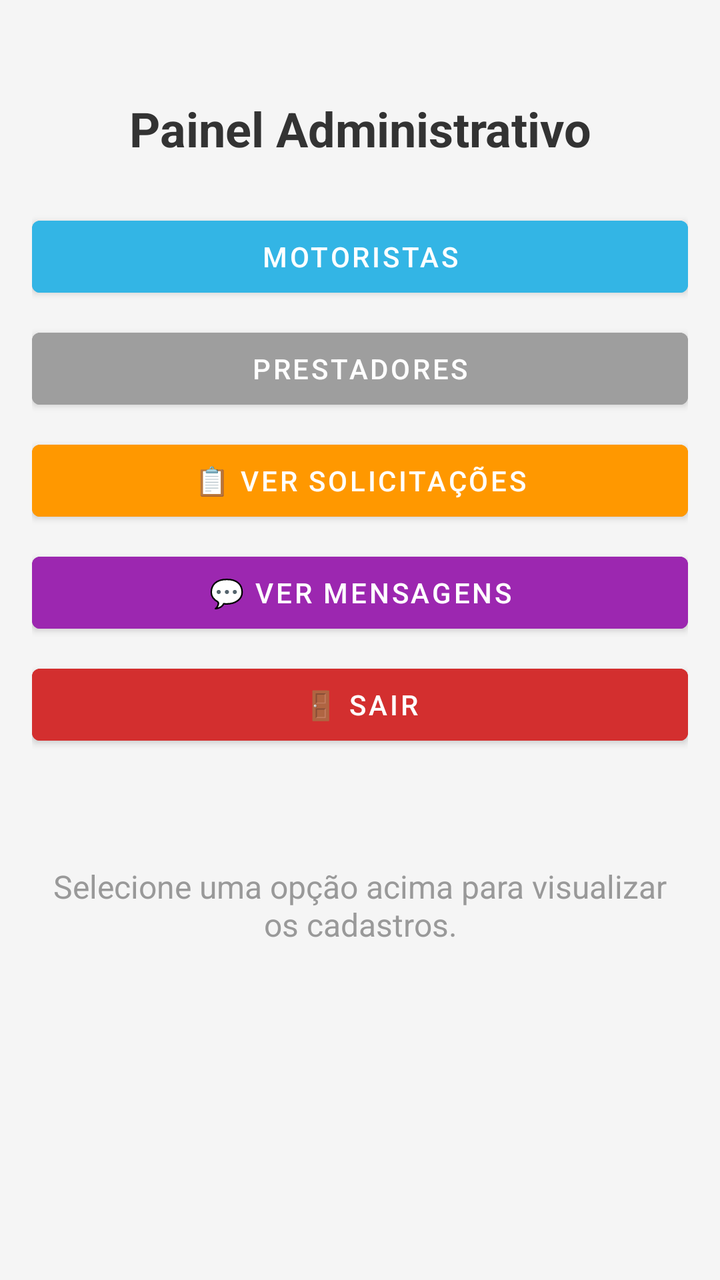
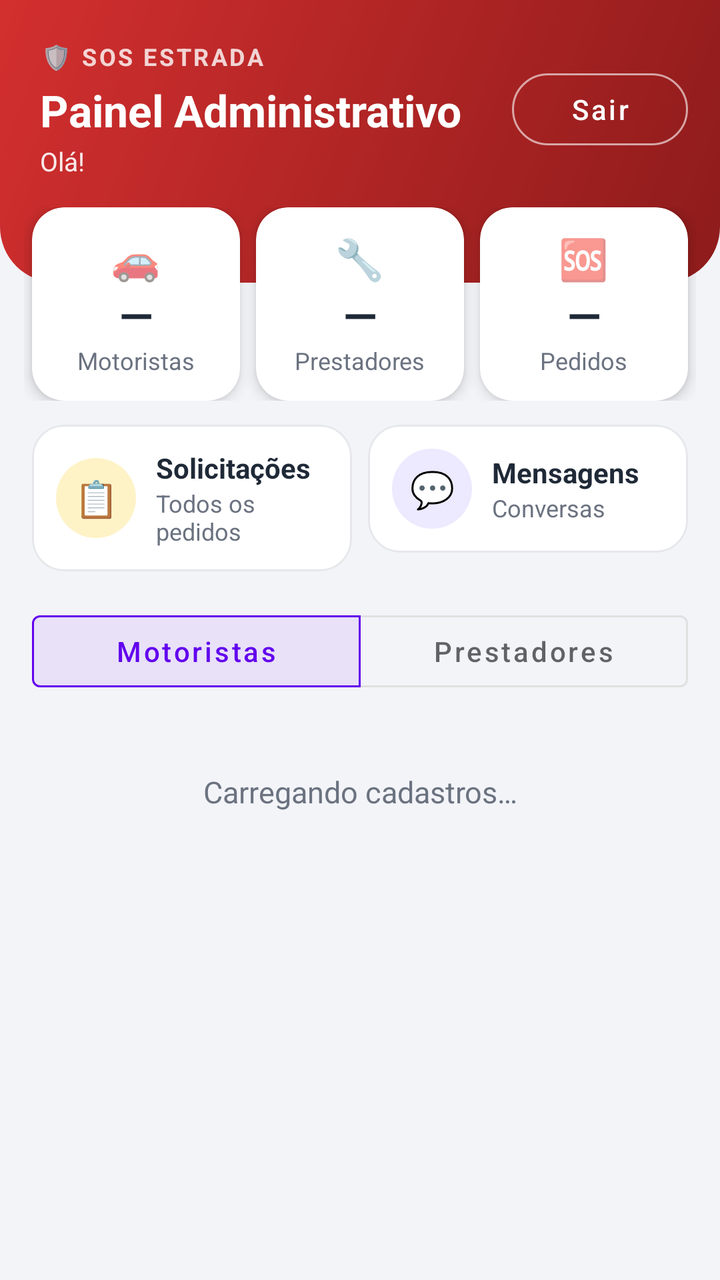

The first picture is an Android layout as it rendered before a commit; the second is the same layout after the commit. The layout source and the unified diff follow.
<!-- AndroidManifest.xml: application theme Theme.MaterialComponents.Light.NoActionBar -->
<!-- res/layout/activity_admin.xml -->
<?xml version="1.0" encoding="utf-8"?>
<LinearLayout xmlns:android="http://schemas.android.com/apk/res/android"
    xmlns:app="http://schemas.android.com/apk/res-auto"
    android:layout_width="match_parent"
    android:layout_height="match_parent"
    android:orientation="vertical"
    android:background="#F5F5F5"
    android:padding="16dp">

    <TextView
        android:layout_width="match_parent"
        android:layout_height="wrap_content"
        android:text="Painel Administrativo"
        android:textSize="24sp"
        android:textStyle="bold"
        android:textColor="#333333"
        android:gravity="center"
        android:layout_marginTop="32dp"
        android:layout_marginBottom="24dp" />

    <LinearLayout
        android:layout_width="match_parent"
        android:layout_height="wrap_content"
        android:orientation="vertical"
        android:layout_marginBottom="16dp">

        <Button
            android:id="@+id/btnMotoristas"
            android:layout_width="match_parent"
            android:layout_height="wrap_content"
            android:text="Motoristas"
            android:textColor="@android:color/white"
            android:backgroundTint="@android:color/holo_blue_light"
            android:layout_marginBottom="8dp" />

        <Button
            android:id="@+id/btnPrestadores"
            android:layout_width="match_parent"
            android:layout_height="wrap_content"
            android:text="Prestadores"
            android:textColor="@android:color/white"
            android:backgroundTint="#9E9E9E"
            android:layout_marginBottom="8dp" />

        <Button
            android:id="@+id/btnVerSolicitacoes"
            android:layout_width="match_parent"
            android:layout_height="wrap_content"
            android:text="📋 Ver Solicitações"
            android:textColor="@android:color/white"
            android:backgroundTint="#FF9800"
            android:layout_marginBottom="8dp" />

        <Button
            android:id="@+id/btnVerMensagensAdmin"
            android:layout_width="match_parent"
            android:layout_height="wrap_content"
            android:text="💬 Ver Mensagens"
            android:textColor="@android:color/white"
            android:backgroundTint="#9C27B0"
            android:layout_marginBottom="8dp" />

        <Button
            android:id="@+id/btnSairAdmin"
            android:layout_width="match_parent"
            android:layout_height="wrap_content"
            android:text="🚪 Sair"
            android:textColor="@android:color/white"
            android:backgroundTint="#D32F2F"
            android:layout_marginBottom="8dp" />
    </LinearLayout>

    
    <TextView
        android:id="@+id/tvMensagemInicial"
        android:layout_width="match_parent"
        android:layout_height="wrap_content"
        android:text="Selecione uma opção acima para visualizar os cadastros."
        android:textSize="16sp"
        android:textColor="#999"
        android:gravity="center"
        android:layout_marginTop="32dp"
        android:visibility="visible" />

    <ProgressBar
        android:id="@+id/progressBar"
        android:layout_width="wrap_content"
        android:layout_height="wrap_content"
        android:layout_gravity="center"
        android:visibility="gone" />

    <TextView
        android:id="@+id/tvEmptyMotoristas"
        android:layout_width="match_parent"
        android:layout_height="wrap_content"
        android:text="Nenhum motorista cadastrado ainda."
        android:textSize="16sp"
        android:textColor="#666"
        android:gravity="center"
        android:visibility="gone"
        android:layout_marginTop="32dp" />

    <TextView
        android:id="@+id/tvEmptyPrestadores"
        android:layout_width="match_parent"
        android:layout_height="wrap_content"
        android:text="Nenhum prestador cadastrado ainda."
        android:textSize="16sp"
        android:textColor="#666"
        android:gravity="center"
        android:visibility="gone"
        android:layout_marginTop="32dp" />

    <androidx.recyclerview.widget.RecyclerView
        android:id="@+id/rvMotoristas"
        android:layout_width="match_parent"
        android:layout_height="match_parent"
        android:visibility="gone" />

    <androidx.recyclerview.widget.RecyclerView
        android:id="@+id/rvPrestadores"
        android:layout_width="match_parent"
        android:layout_height="match_parent"
        android:visibility="gone" />

</LinearLayout>
<!-- resources referenced by this layout -->
<resources>

</resources>

<!-- the commit's change to res/layout/activity_admin.xml (unified diff, before → after) -->
@@ -3,124 +3,412 @@
     xmlns:app="http://schemas.android.com/apk/res-auto"
     android:layout_width="match_parent"
     android:layout_height="match_parent"
-    android:orientation="vertical"
-    android:background="#F5F5F5"
-    android:padding="16dp">
-
-    <TextView
-        android:layout_width="match_parent"
-        android:layout_height="wrap_content"
-        android:text="Painel Administrativo"
-        android:textSize="24sp"
-        android:textStyle="bold"
-        android:textColor="#333333"
-        android:gravity="center"
-        android:layout_marginTop="32dp"
-        android:layout_marginBottom="24dp" />
-
+    android:background="@color/admin_fundo"
+    android:fitsSystemWindows="true"
+    android:orientation="vertical">
+
+    
     <LinearLayout
         android:layout_width="match_parent"
         android:layout_height="wrap_content"
-        android:orientation="vertical"
-        android:layout_marginBottom="16dp">
-
-        <Button
-            android:id="@+id/btnMotoristas"
-            android:layout_width="match_parent"
-            android:layout_height="wrap_content"
-            android:text="Motoristas"
+        android:background="@drawable/bg_admin_header"
+        android:gravity="center_vertical"
+        android:orientation="horizontal"
+        android:paddingStart="20dp"
+        android:paddingTop="20dp"
+        android:paddingEnd="16dp"
+        android:paddingBottom="52dp">
+
+        <LinearLayout
+            android:layout_width="0dp"
+            android:layout_height="wrap_content"
+            android:layout_weight="1"
+            android:orientation="vertical">
+
+            <TextView
+                android:layout_width="wrap_content"
+                android:layout_height="wrap_content"
+                android:text="🛡️ SOS ESTRADA"
+                android:textColor="#CCFFFFFF"
+                android:textSize="12sp"
+                android:textStyle="bold"
+                android:letterSpacing="0.1" />
+
+            <TextView
+                android:layout_width="wrap_content"
+                android:layout_height="wrap_content"
+                android:layout_marginTop="4dp"
+                android:text="Painel Administrativo"
+                android:textColor="@android:color/white"
+                android:textSize="22sp"
+                android:textStyle="bold" />
+
+            <TextView
+                android:id="@+id/tvSaudacaoAdmin"
+                android:layout_width="wrap_content"
+                android:layout_height="wrap_content"
+                android:layout_marginTop="2dp"
+                android:ellipsize="end"
+                android:maxLines="1"
+                android:text="Olá!"
+                android:textColor="#E6FFFFFF"
+                android:textSize="13sp" />
+        </LinearLayout>
+
+        <com.google.android.material.button.MaterialButton
+            android:id="@+id/btnSairAdmin"
+            style="@style/Widget.MaterialComponents.Button.OutlinedButton"
+            android:layout_width="wrap_content"
+            android:layout_height="wrap_content"
+            android:text="Sair"
+            android:textAllCaps="false"
             android:textColor="@android:color/white"
-            android:backgroundTint="@android:color/holo_blue_light"
-            android:layout_marginBottom="8dp" />
-
-        <Button
-            android:id="@+id/btnPrestadores"
-            android:layout_width="match_parent"
-            android:layout_height="wrap_content"
-            android:text="Prestadores"
-            android:textColor="@android:color/white"
-            android:backgroundTint="#9E9E9E"
-            android:layout_marginBottom="8dp" />
-
-        <Button
-            android:id="@+id/btnVerSolicitacoes"
-            android:layout_width="match_parent"
-            android:layout_height="wrap_content"
-            android:text="📋 Ver Solicitações"
-            android:textColor="@android:color/white"
-            android:backgroundTint="#FF9800"
-            android:layout_marginBottom="8dp" />
-
-        <Button
-            android:id="@+id/btnVerMensagensAdmin"
-            android:layout_width="match_parent"
-            android:layout_height="wrap_content"
-            android:text="💬 Ver Mensagens"
-            android:textColor="@android:color/white"
-            android:backgroundTint="#9C27B0"
-            android:layout_marginBottom="8dp" />
-
-        <Button
-            android:id="@+id/btnSairAdmin"
-            android:layout_width="match_parent"
-            android:layout_height="wrap_content"
-            android:text="🚪 Sair"
-            android:textColor="@android:color/white"
-            android:backgroundTint="#D32F2F"
-            android:layout_marginBottom="8dp" />
+            app:cornerRadius="20dp"
+            app:strokeColor="#99FFFFFF" />
     </LinearLayout>
 
     
-    <TextView
-        android:id="@+id/tvMensagemInicial"
+    <LinearLayout
         android:layout_width="match_parent"
         android:layout_height="wrap_content"
-        android:text="Selecione uma opção acima para visualizar os cadastros."
-        android:textSize="16sp"
-        android:textColor="#999"
-        android:gravity="center"
-        android:layout_marginTop="32dp"
-        android:visibility="visible" />
-
-    <ProgressBar
-        android:id="@+id/progressBar"
-        android:layout_width="wrap_content"
-        android:layout_height="wrap_content"
-        android:layout_gravity="center"
-        android:visibility="gone" />
-
-    <TextView
-        android:id="@+id/tvEmptyMotoristas"
+        android:layout_marginTop="-38dp"
+        android:orientation="horizontal"
+        android:paddingStart="12dp"
+        android:paddingEnd="12dp">
+
+        <com.google.android.material.card.MaterialCardView
+            android:id="@+id/cardTotalMotoristas"
+            style="@style/AdminCard"
+            android:layout_width="0dp"
+            android:layout_weight="1"
+            android:layout_marginStart="4dp"
+            android:layout_marginEnd="4dp"
+            android:clickable="true"
+            android:focusable="true"
+            app:cardElevation="4dp"
+            app:strokeWidth="0dp">
+
+            <LinearLayout
+                android:layout_width="match_parent"
+                android:layout_height="wrap_content"
+                android:gravity="center"
+                android:orientation="vertical"
+                android:padding="12dp">
+
+                <TextView
+                    android:layout_width="wrap_content"
+                    android:layout_height="wrap_content"
+                    android:text="🚗"
+                    android:textSize="20sp" />
+
+                <TextView
+                    android:id="@+id/tvTotalMotoristas"
+                    android:layout_width="wrap_content"
+                    android:layout_height="wrap_content"
+                    android:text="—"
+                    android:textColor="@color/admin_texto"
+                    android:textSize="22sp"
+                    android:textStyle="bold" />
+
+                <TextView
+                    android:layout_width="wrap_content"
+                    android:layout_height="wrap_content"
+                    android:text="Motoristas"
+                    android:textColor="@color/admin_texto_secundario"
+                    android:textSize="12sp" />
+            </LinearLayout>
+        </com.google.android.material.card.MaterialCardView>
+
+        <com.google.android.material.card.MaterialCardView
+            android:id="@+id/cardTotalPrestadores"
+            style="@style/AdminCard"
+            android:layout_width="0dp"
+            android:layout_weight="1"
+            android:layout_marginStart="4dp"
+            android:layout_marginEnd="4dp"
+            android:clickable="true"
+            android:focusable="true"
+            app:cardElevation="4dp"
+            app:strokeWidth="0dp">
+
+            <LinearLayout
+                android:layout_width="match_parent"
+                android:layout_height="wrap_content"
+                android:gravity="center"
+                android:orientation="vertical"
+                android:padding="12dp">
+
+                <TextView
+                    android:layout_width="wrap_content"
+                    android:layout_height="wrap_content"
+                    android:text="🔧"
+                    android:textSize="20sp" />
+
+                <TextView
+                    android:id="@+id/tvTotalPrestadores"
+                    android:layout_width="wrap_content"
+                    android:layout_height="wrap_content"
+                    android:text="—"
+                    android:textColor="@color/admin_texto"
+                    android:textSize="22sp"
+                    android:textStyle="bold" />
+
+                <TextView
+                    android:layout_width="wrap_content"
+                    android:layout_height="wrap_content"
+                    android:text="Prestadores"
+                    android:textColor="@color/admin_texto_secundario"
+                    android:textSize="12sp" />
+            </LinearLayout>
+        </com.google.android.material.card.MaterialCardView>
+
+        <com.google.android.material.card.MaterialCardView
+            android:id="@+id/cardTotalSolicitacoes"
+            style="@style/AdminCard"
+            android:layout_width="0dp"
+            android:layout_weight="1"
+            android:layout_marginStart="4dp"
+            android:layout_marginEnd="4dp"
+            android:clickable="true"
+            android:focusable="true"
+            app:cardElevation="4dp"
+            app:strokeWidth="0dp">
+
+            <LinearLayout
+                android:layout_width="match_parent"
+                android:layout_height="wrap_content"
+                android:gravity="center"
+                android:orientation="vertical"
+                android:padding="12dp">
+
+                <TextView
+                    android:layout_width="wrap_content"
+                    android:layout_height="wrap_content"
+                    android:text="🆘"
+                    android:textSize="20sp" />
+
+                <TextView
+                    android:id="@+id/tvTotalSolicitacoes"
+                    android:layout_width="wrap_content"
+                    android:layout_height="wrap_content"
+                    android:text="—"
+                    android:textColor="@color/admin_texto"
+                    android:textSize="22sp"
+                    android:textStyle="bold" />
+
+                <TextView
+                    android:layout_width="wrap_content"
+                    android:layout_height="wrap_content"
+                    android:text="Pedidos"
+                    android:textColor="@color/admin_texto_secundario"
+                    android:textSize="12sp" />
+            </LinearLayout>
+        </com.google.android.material.card.MaterialCardView>
+    </LinearLayout>
+
+    
+    <LinearLayout
         android:layout_width="match_parent"
         android:layout_height="wrap_content"
-        android:text="Nenhum motorista cadastrado ainda."
-        android:textSize="16sp"
-        android:textColor="#666"
-        android:gravity="center"
-        android:visibility="gone"
-        android:layout_marginTop="32dp" />
-
-    <TextView
-        android:id="@+id/tvEmptyPrestadores"
+        android:layout_marginTop="12dp"
+        android:orientation="horizontal"
+        android:paddingStart="12dp"
+        android:paddingEnd="12dp">
+
+        <com.google.android.material.card.MaterialCardView
+            android:id="@+id/btnVerSolicitacoes"
+            style="@style/AdminCard"
+            android:layout_width="0dp"
+            android:layout_weight="1"
+            android:layout_marginStart="4dp"
+            android:layout_marginEnd="4dp"
+            android:clickable="true"
+            android:focusable="true">
+
+            <LinearLayout
+                android:layout_width="match_parent"
+                android:layout_height="wrap_content"
+                android:gravity="center_vertical"
+                android:orientation="horizontal"
+                android:padding="12dp">
+
+                <TextView
+                    style="@style/AdminAvatar"
+                    android:layout_width="40dp"
+                    android:layout_height="40dp"
+                    android:backgroundTint="@color/admin_laranja_claro"
+                    android:text="📋"
+                    android:textSize="18sp" />
+
+                <LinearLayout
+                    android:layout_width="0dp"
+                    android:layout_height="wrap_content"
+                    android:layout_marginStart="10dp"
+                    android:layout_weight="1"
+                    android:orientation="vertical">
+
+                    <TextView
+                        style="@style/AdminTitulo"
+                        android:text="Solicitações"
+                        android:textSize="14sp" />
+
+                    <TextView
+                        android:layout_width="wrap_content"
+                        android:layout_height="wrap_content"
+                        android:text="Todos os pedidos"
+                        android:textColor="@color/admin_texto_secundario"
+                        android:textSize="12sp" />
+                </LinearLayout>
+            </LinearLayout>
+        </com.google.android.material.card.MaterialCardView>
+
+        <com.google.android.material.card.MaterialCardView
+            android:id="@+id/btnVerMensagensAdmin"
+            style="@style/AdminCard"
+            android:layout_width="0dp"
+            android:layout_weight="1"
+            android:layout_marginStart="4dp"
+            android:layout_marginEnd="4dp"
+            android:clickable="true"
+            android:focusable="true">
+
+            <LinearLayout
+                android:layout_width="match_parent"
+                android:layout_height="wrap_content"
+                android:gravity="center_vertical"
+                android:orientation="horizontal"
+                android:padding="12dp">
+
+                <TextView
+                    style="@style/AdminAvatar"
+                    android:layout_width="40dp"
+                    android:layout_height="40dp"
+                    android:backgroundTint="@color/admin_roxo_claro"
+                    android:text="💬"
+                    android:textSize="18sp" />
+
+                <LinearLayout
+                    android:layout_width="0dp"
+                    android:layout_height="wrap_content"
+                    android:layout_marginStart="10dp"
+                    android:layout_weight="1"
+                    android:orientation="vertical">
+
+                    <TextView
+                        style="@style/AdminTitulo"
+                        android:text="Mensagens"
+                        android:textSize="14sp" />
+
+                    <TextView
+                        android:layout_width="wrap_content"
+                        android:layout_height="wrap_content"
+                        android:text="Conversas"
+                        android:textColor="@color/admin_texto_secundario"
+                        android:textSize="12sp" />
+                </LinearLayout>
+            </LinearLayout>
+        </com.google.android.material.card.MaterialCardView>
+    </LinearLayout>
+
+    
+    <com.google.android.material.button.MaterialButtonToggleGroup
+        android:id="@+id/toggleListas"
         android:layout_width="match_parent"
         android:layout_height="wrap_content"
-        android:text="Nenhum prestador cadastrado ainda."
-        android:textSize="16sp"
-        android:textColor="#666"
-        android:gravity="center"
-        android:visibility="gone"
-        android:layout_marginTop="32dp" />
-
-    <androidx.recyclerview.widget.RecyclerView
-        android:id="@+id/rvMotoristas"
+        android:layout_marginStart="16dp"
+        android:layout_marginTop="16dp"
+        android:layout_marginEnd="16dp"
+        android:layout_marginBottom="4dp"
+        app:checkedButton="@id/btnMotoristas"
+        app:selectionRequired="true"
+        app:singleSelection="true">
+
+        <com.google.android.material.button.MaterialButton
+            android:id="@+id/btnMotoristas"
+            style="@style/Widget.MaterialComponents.Button.OutlinedButton"
+            android:layout_width="0dp"
+            android:layout_height="wrap_content"
+            android:layout_weight="1"
+            android:text="Motoristas"
+            android:textAllCaps="false" />
+
+        <com.google.android.material.button.MaterialButton
+            android:id="@+id/btnPrestadores"
+            style="@style/Widget.MaterialComponents.Button.OutlinedButton"
+            android:layout_width="0dp"
+            android:layout_height="wrap_content"
+            android:layout_weight="1"
+            android:text="Prestadores"
+            android:textAllCaps="false" />
+    </com.google.android.material.button.MaterialButtonToggleGroup>
+
+    
+    <FrameLayout
         android:layout_width="match_parent"
-        android:layout_height="match_parent"
-        android:visibility="gone" />
-
-    <androidx.recyclerview.widget.RecyclerView
-        android:id="@+id/rvPrestadores"
-        android:layout_width="match_parent"
-        android:layout_height="match_parent"
-        android:visibility="gone" />
+        android:layout_height="0dp"
+        android:layout_weight="1">
+
+        <TextView
+            android:id="@+id/tvMensagemInicial"
+            android:layout_width="match_parent"
+            android:layout_height="wrap_content"
+            android:layout_marginTop="32dp"
+            android:gravity="center"
+            android:text="Carregando cadastros…"
+            android:textColor="@color/admin_texto_secundario"
+            android:textSize="15sp" />
+
+        <ProgressBar
+            android:id="@+id/progressBar"
+            android:layout_width="wrap_content"
+            android:layout_height="wrap_content"
+            android:layout_gravity="center_horizontal"
+            android:layout_marginTop="32dp"
+            android:visibility="gone" />
+
+        <TextView
+            android:id="@+id/tvEmptyMotoristas"
+            android:layout_width="match_parent"
+            android:layout_height="wrap_content"
+            android:layout_marginTop="32dp"
+            android:gravity="center"
+            android:text="Nenhum motorista cadastrado ainda."
+            android:textColor="@color/admin_texto_secundario"
+            android:textSize="15sp"
+            android:visibility="gone" />
+
+        <TextView
+            android:id="@+id/tvEmptyPrestadores"
+            android:layout_width="match_parent"
+            android:layout_height="wrap_content"
+            android:layout_marginTop="32dp"
+            android:gravity="center"
+            android:text="Nenhum prestador cadastrado ainda."
+            android:textColor="@color/admin_texto_secundario"
+            android:textSize="15sp"
+            android:visibility="gone" />
+
+        <androidx.recyclerview.widget.RecyclerView
+            android:id="@+id/rvMotoristas"
+            android:layout_width="match_parent"
+            android:layout_height="match_parent"
+            android:clipToPadding="false"
+            android:paddingStart="12dp"
+            android:paddingTop="4dp"
+            android:paddingEnd="12dp"
+            android:paddingBottom="16dp"
+            android:visibility="gone" />
+
+        <androidx.recyclerview.widget.RecyclerView
+            android:id="@+id/rvPrestadores"
+            android:layout_width="match_parent"
+            android:layout_height="match_parent"
+            android:clipToPadding="false"
+            android:paddingStart="12dp"
+            android:paddingTop="4dp"
+            android:paddingEnd="12dp"
+            android:paddingBottom="16dp"
+            android:visibility="gone" />
+    </FrameLayout>
 
 </LinearLayout>
<!-- resource entries referenced after the edit -->
@@ -1,5 +1,53 @@
 <!-- resources referenced by this layout -->
 <resources>
-
+  <color name="admin_fundo">#F3F4F8</color>
+  <color name="admin_laranja_claro">#FEF3C7</color>
+  <color name="admin_roxo_claro">#EDE9FE</color>
+  <color name="admin_texto">#1F2937</color>
+  <color name="admin_texto_secundario">#6B7280</color>
+  <!-- drawable bg_admin_header (drawable) -->
+  <?xml version="1.0" encoding="utf-8"?>
+  <shape xmlns:android="http://schemas.android.com/apk/res/android" android:shape="rectangle">
+      <gradient
+          android:angle="315"
+          android:startColor="@color/admin_vermelho"
+          android:endColor="@color/admin_vermelho_escuro" />
+      <corners
+          android:bottomLeftRadius="28dp"
+          android:bottomRightRadius="28dp" />
+  </shape>
+  <style name="AdminAvatar">
+          <item name="android:layout_width">48dp</item>
+          <item name="android:layout_height">48dp</item>
+          <item name="android:background">@drawable/bg_admin_avatar</item>
+          <item name="android:gravity">center</item>
+          <item name="android:textColor">@android:color/white</item>
+          <item name="android:textSize">17sp</item>
+          <item name="android:textStyle">bold</item>
+      </style>
+  <style name="AdminCard">
+          <item name="android:layout_width">match_parent</item>
+          <item name="android:layout_height">wrap_content</item>
+          <item name="cardBackgroundColor">@android:color/white</item>
+          <item name="cardCornerRadius">16dp</item>
+          <item name="cardElevation">0dp</item>
+          <item name="strokeColor">@color/admin_borda</item>
+          <item name="strokeWidth">1dp</item>
+      </style>
+  <style name="AdminTitulo">
+          <item name="android:layout_width">wrap_content</item>
+          <item name="android:layout_height">wrap_content</item>
+          <item name="android:textColor">@color/admin_texto</item>
+          <item name="android:textSize">16sp</item>
+          <item name="android:textStyle">bold</item>
+      </style>
+  <color name="admin_vermelho">#D32F2F</color>
+  <color name="admin_vermelho_escuro">#8E1B1B</color>
+  <!-- drawable bg_admin_avatar (drawable) -->
+  <?xml version="1.0" encoding="utf-8"?>
+  <shape xmlns:android="http://schemas.android.com/apk/res/android" android:shape="oval">
+      <solid android:color="#FFFFFF" />
+  </shape>
+  <color name="admin_borda">#E5E7EB</color>
 </resources>
 
